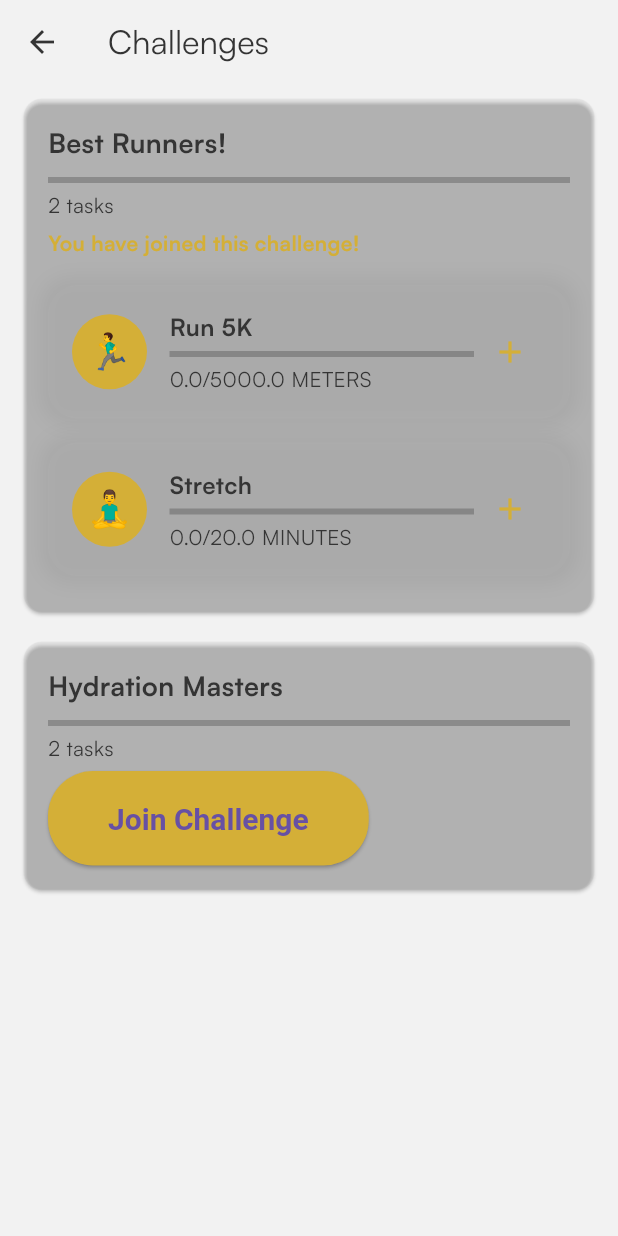
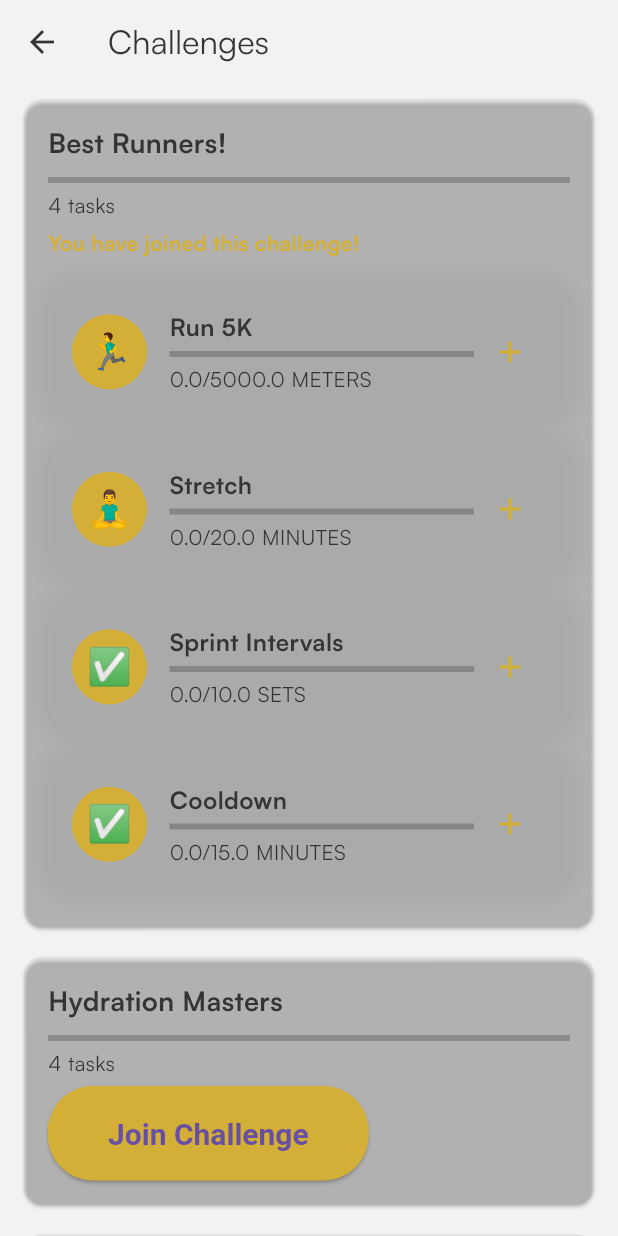
Before and after one commit to daseldev/habit_tracker, a Flutter app: the ChallengePage screen opened directly, after a tap on "Best Runners!", on a phone screen of 412 x 824 dp. Run offline on Flutter 3.47's test engine with Material 3 defaults, Android fonts, the phone set to English and light mode, and no system bars; our stand-ins replace get; accounts and stored records are empty.

Commit message:
multiples retos

```diff
--- a/lib/main.dart
+++ b/lib/main.dart
@@ -2,14 +2,15 @@ import 'package:flutter/material.dart';
 import 'package:get/get.dart';
 import 'package:habit_tracker_atomic/presentation/controllers/auth_controller.dart';
 import 'package:habit_tracker_atomic/presentation/controllers/habit_controller.dart';
+import 'package:habit_tracker_atomic/presentation/controllers/task_controller.dart';
 import 'package:habit_tracker_atomic/presentation/controllers/theme_controller.dart';
 import 'package:habit_tracker_atomic/presentation/pages/splash/splash_page.dart';
 import 'package:habit_tracker_atomic/presentation/theme/app_theme.dart';
 
 void main() {
   Get.put(AuthController());
-  Get.put(
-      HabitController()); // Inyecta el controlador antes de que la aplicación comience
+  Get.put(HabitController());
+  Get.put(TaskController());
   runApp(MyApp());
 }
 
--- a/lib/presentation/controllers/challenge_controller.dart
+++ b/lib/presentation/controllers/challenge_controller.dart
@@ -32,12 +32,16 @@ class ChallengeController extends GetxController {
       <Challenge>[].obs; // Lista observable de desafíos del usuario
 
   final AuthController authController = Get.find<AuthController>();
+  final TaskController taskController = Get.find<TaskController>();
 
   @override
   void onInit() {
     super.onInit();
-    // Inicializar desafíos para el usuario actual
     _initializeChallengesForUser();
+    // Suscribirse a cambios en los tasks
+    taskController.tasks.listen((tasks) {
+      userChallenges.refresh(); // Actualizar la lista de challenges
+    });
   }
 
   void _initializeChallengesForUser() {
@@ -50,6 +54,12 @@ class ChallengeController extends GetxController {
           tasks: [
             Task(name: "Run 5K", progress: 0, target: 5000, unit: "METERS"),
             Task(name: "Stretch", progress: 0, target: 20, unit: "MINUTES"),
+            Task(
+                name: "Sprint Intervals",
+                progress: 0,
+                target: 10,
+                unit: "SETS"),
+            Task(name: "Cooldown", progress: 0, target: 15, unit: "MINUTES"),
           ],
         ),
         Challenge(
@@ -59,6 +69,62 @@ class ChallengeController extends GetxController {
           tasks: [
             Task(name: "Drink Water", progress: 0, target: 2000, unit: "ML"),
             Task(name: "Rest", progress: 0, target: 8, unit: "HOURS"),
+            Task(
+                name: "Fruits and Veggies",
+                progress: 0,
+                target: 5,
+                unit: "PORTIONS"),
+            Task(
+                name: "No Sugary Drinks",
+                progress: 0,
+                target: 1,
+                unit: "TIMES"),
+          ],
+        ),
+        Challenge(
+          name: "Mindfulness",
+          startDate: DateTime.now(),
+          endDate: DateTime.now().add(Duration(days: 10)),
+          tasks: [
+            Task(name: "Meditate", progress: 0, target: 30, unit: "MINUTES"),
+            Task(name: "Deep Breathing", progress: 0, target: 5, unit: "SETS"),
+            Task(
+                name: "Gratitude Journal",
+                progress: 0,
+                target: 1,
+                unit: "ENTRY"),
+            Task(name: "Unplug", progress: 0, target: 60, unit: "MINUTES"),
+          ],
+        ),
+        Challenge(
+          name: "Strength Builders",
+          startDate: DateTime.now(),
+          endDate: DateTime.now().add(Duration(days: 14)),
+          tasks: [
+            Task(name: "Push-ups", progress: 0, target: 100, unit: "REPS"),
+            Task(name: "Squats", progress: 0, target: 100, unit: "REPS"),
+            Task(name: "Planks", progress: 0, target: 10, unit: "MINUTES"),
+            Task(name: "Rest Day", progress: 0, target: 1, unit: "DAY"),
+          ],
+        ),
+        Challenge(
+          name: "Healthy Eating",
+          startDate: DateTime.now(),
+          endDate: DateTime.now().add(Duration(days: 7)),
+          tasks: [
+            Task(
+                name: "Eat Whole Grains",
+                progress: 0,
+                target: 3,
+                unit: "SERVINGS"),
+            Task(
+                name: "No Processed Foods",
+                progress: 0,
+                target: 1,
+                unit: "TIMES"),
+            Task(name: "Meal Prep", progress: 0, target: 4, unit: "MEALS"),
+            Task(
+                name: "Snack on Nuts", progress: 0, target: 1, unit: "PORTION"),
           ],
         ),
       ];
--- a/lib/presentation/controllers/task_controller.dart
+++ b/lib/presentation/controllers/task_controller.dart
@@ -21,6 +21,9 @@ class Task {
 
   // Función para calcular el porcentaje de progreso
   double getProgressPercentage() {
+    if (target == 0) {
+      return isCompleted ? 1.0 : 0.0; // Evitar división por 0
+    }
     return progress / target;
   }
 }
@@ -28,41 +31,30 @@ class Task {
 class TaskController extends GetxController {
   var tasks = <Task>[].obs;
 
-  // Agregar tarea al challenge
   void addTask(String name, double target, String unit) {
     tasks.add(Task(name: name, progress: 0, target: target, unit: unit));
+    tasks.refresh(); // Notificar cambio
   }
 
-  // Agregar progreso a una tarea
   void addProgress(Task task, double value) {
     task.progress += value;
     if (task.progress >= task.target) {
       task.isCompleted = true;
     }
-    tasks.refresh();
+    tasks.refresh(); // Notificar cambio
   }
 
-  // Marcar una tarea como fallida
   void failTask(Task task) {
     task.isFailed = true;
     task.isSkipped = false;
     task.isCompleted = false;
-    tasks.refresh();
+    tasks.refresh(); // Notificar cambio
   }
 
-  // Marcar una tarea como saltada
   void skipTask(Task task) {
     task.isSkipped = true;
     task.isFailed = false;
     task.isCompleted = true;
-    tasks.refresh();
-  }
-
-  // Calcular el porcentaje de tareas completadas
-  double calculateCompletedPercentage() {
-    if (tasks.isEmpty) return 0.0;
-    int completedCount =
-        tasks.where((task) => task.isCompleted || task.isSkipped).length;
-    return completedCount / tasks.length;
+    tasks.refresh(); // Notificar cambio
   }
 }
```
